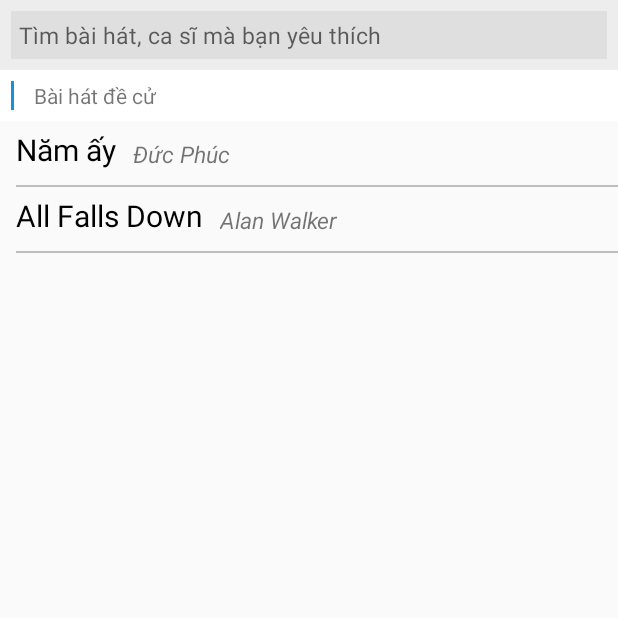
After one commit to kienhao127/LyricKaraokeTalk, an Android app: the SongListActivity screen opened directly, with no data from a screen before it, on a phone screen of 412 x 824 dp, the top half of it. The commit adds this screen. Run offline under Robolectric (Android 15) with nearby library versions, the phone set to English and light mode, and no system bars.

Commit message:
List song karaoke
List song karaoke

```diff
--- a/app/build.gradle
+++ b/app/build.gradle
@@ -25,4 +25,5 @@ dependencies {
     testImplementation 'junit:junit:4.12'
     androidTestImplementation 'com.android.support.test:runner:1.0.1'
     androidTestImplementation 'com.android.support.test.espresso:espresso-core:3.0.1'
+    compile 'com.android.support:recyclerview-v7:26.1.0'
 }
--- a/app/src/main/AndroidManifest.xml
+++ b/app/src/main/AndroidManifest.xml
@@ -16,6 +16,7 @@
                 <category android:name="android.intent.category.LAUNCHER" />
             </intent-filter>
         </activity>
+        <activity android:name=".SongListActivity"></activity>
     </application>
 
 </manifest>
--- /dev/null
+++ b/app/src/main/java/com/example/cpu11341_local/lyrickaraoketalk/SongListActivity.java
@@ -0,0 +1,47 @@
+package com.example.cpu11341_local.lyrickaraoketalk;
+
+import android.content.Intent;
+import android.support.v7.app.AppCompatActivity;
+import android.os.Bundle;
+import android.support.v7.widget.LinearLayoutManager;
+import android.support.v7.widget.RecyclerView;
+import android.view.View;
+
+import com.example.cpu11341_local.lyrickaraoketalk.adapter.SongListAdapter;
+import com.example.cpu11341_local.lyrickaraoketalk.model.Song;
+
+import java.util.ArrayList;
+
+public class SongListActivity extends AppCompatActivity {
+
+    RecyclerView songListRecyclerView;
+    SongListAdapter songListAdapter;
+    RecyclerView.LayoutManager layoutManager;
+    ArrayList<Song> songs;
+
+    protected void onCreate(Bundle savedInstanceState) {
+        super.onCreate(savedInstanceState);
+        setContentView(R.layout.activity_song_list);
+
+        songs = new ArrayList<>();
+        songs.add(new Song("Năm ấy", "Đức Phúc", R.raw.namay_ducphuc, R.raw.namay));
+        songs.add(new Song("All Falls Down", "Alan Walker", R.raw.allfallsdown_alanwalker, R.raw.allfallsdown));
+
+        songListRecyclerView = (RecyclerView) findViewById(R.id.songList);
+        layoutManager = new LinearLayoutManager(getApplicationContext());
+        songListRecyclerView.setLayoutManager(layoutManager);
+        songListAdapter = new SongListAdapter(songs);
+        songListRecyclerView.setAdapter(songListAdapter);
+
+        songListAdapter.SetOnItemClickListener(new SongListAdapter.OnItemClickListener() {
+            @Override
+            public void onItemClick(View view, int position) {
+                Intent intent = new Intent(getApplicationContext(), MainActivity.class);
+                intent.addFlags(Intent.FLAG_ACTIVITY_CLEAR_TOP);
+                intent.putExtra("mp3ID", songs.get(position - 2).getMp3ID());
+                intent.putExtra("lyricID", songs.get(position - 2).getLyricID());
+                startActivity(intent);
+            }
+        });
+    }
+}
--- /dev/null
+++ b/app/src/main/java/com/example/cpu11341_local/lyrickaraoketalk/adapter/SongListAdapter.java
@@ -0,0 +1,113 @@
+package com.example.cpu11341_local.lyrickaraoketalk.adapter;
+
+import android.support.v7.widget.RecyclerView;
+import android.view.LayoutInflater;
+import android.view.View;
+import android.view.ViewGroup;
+import android.widget.EditText;
+import android.widget.TextView;
+
+import com.example.cpu11341_local.lyrickaraoketalk.R;
+import com.example.cpu11341_local.lyrickaraoketalk.model.Song;
+
+import java.util.ArrayList;
+
+/**
+ * Created by CPU11341-local on 29-Dec-17.
+ */
+
+public class SongListAdapter extends RecyclerView.Adapter<RecyclerView.ViewHolder> {
+
+    private OnItemClickListener mItemClickListener;
+    ArrayList<Song> songs = new ArrayList<>();
+
+    public SongListAdapter(ArrayList<Song> songs) {
+        this.songs = songs;
+    }
+
+    public int getItemViewType(int position) {
+        return position;
+    }
+
+    @Override
+    public RecyclerView.ViewHolder onCreateViewHolder(ViewGroup parent, int viewType) {
+        switch (viewType) {
+            case 0:{
+                return new SearchBoxHolder(LayoutInflater.from(parent.getContext()).inflate(R.layout.search_box,parent,false));
+            }
+            case 1:{
+                return new TitleItemHolder(LayoutInflater.from(parent.getContext()).inflate(R.layout.title_item,parent,false));
+            }
+            default:{
+                return new SongItemHolder(LayoutInflater.from(parent.getContext()).inflate(R.layout.song_item,parent,false));
+            }
+        }
+    }
+
+    @Override
+    public void onBindViewHolder(final RecyclerView.ViewHolder holder, int position) {
+        switch (holder.getItemViewType()) {
+            case 0:
+                break;
+            case 1:
+                TitleItemHolder titleItemHolder = (TitleItemHolder) holder;
+                titleItemHolder.title.setText("Bài hát đề cử");
+                break;
+            default:
+                SongItemHolder songItemHolder = (SongItemHolder) holder;
+                songItemHolder.artistName.setText(songs.get(position - 2).getArtist());
+                songItemHolder.songName.setText(songs.get(position - 2).getName());
+                break;
+        }
+    }
+
+    public interface OnItemClickListener {
+        public void onItemClick(View view, int position);
+    }
+
+    public void SetOnItemClickListener(final SongListAdapter.OnItemClickListener mItemClickListener) {
+        this.mItemClickListener = mItemClickListener;
+    }
+
+    @Override
+    public int getItemCount() {
+        return songs.size() + 2;
+    }
+
+    public class SearchBoxHolder extends RecyclerView.ViewHolder {
+        EditText searchBox;
+
+        public SearchBoxHolder(View view){
+            super(view);
+            searchBox = (EditText) view.findViewById(R.id.searchBox);
+        }
+    }
+
+    public class TitleItemHolder extends RecyclerView.ViewHolder {
+        TextView title;
+
+        public TitleItemHolder(View view){
+            super(view);
+            title = (TextView) view.findViewById(R.id.titleItem);
+        }
+    }
+
+    public class SongItemHolder extends RecyclerView.ViewHolder {
+        TextView songName;
+        TextView artistName;
+
+        public SongItemHolder(View view){
+            super(view);
+            songName = (TextView) view.findViewById(R.id.songName);
+            artistName = (TextView) view.findViewById(R.id.artistName);
+            view.setOnClickListener(new View.OnClickListener() {
+                @Override
+                public void onClick(View v) {
+                    if (mItemClickListener != null) {
+                        mItemClickListener.onItemClick(v, getAdapterPosition());
+                    }
+                }
+            });
+        }
+    }
+}
--- /dev/null
+++ b/app/src/main/java/com/example/cpu11341_local/lyrickaraoketalk/model/Song.java
@@ -0,0 +1,51 @@
+package com.example.cpu11341_local.lyrickaraoketalk.model;
+
+/**
+ * Created by CPU11341-local on 29-Dec-17.
+ */
+
+public class Song {
+    String name;
+    String artist;
+    int mp3ID;
+    int lyricID;
+
+    public Song(String name, String artist, int mp3ID, int lyricID) {
+        this.name = name;
+        this.artist = artist;
+        this.mp3ID = mp3ID;
+        this.lyricID = lyricID;
+    }
+
+    public String getName() {
+        return name;
+    }
+
+    public void setName(String name) {
+        this.name = name;
+    }
+
+    public String getArtist() {
+        return artist;
+    }
+
+    public void setArtist(String artist) {
+        this.artist = artist;
+    }
+
+    public int getMp3ID() {
+        return mp3ID;
+    }
+
+    public void setMp3ID(int mp3ID) {
+        this.mp3ID = mp3ID;
+    }
+
+    public int getLyricID() {
+        return lyricID;
+    }
+
+    public void setLyricID(int lyricID) {
+        this.lyricID = lyricID;
+    }
+}
--- /dev/null
+++ b/app/src/main/res/drawable/border_title.xml
@@ -0,0 +1,14 @@
+<?xml version="1.0" encoding="utf-8"?>
+<layer-list xmlns:android="http://schemas.android.com/apk/res/android">
+<item>
+    <shape android:shape="rectangle">
+        <solid android:color="#FFF"/>
+        <stroke android:color="@color/colorPrimaryDark" android:width="3dp"/>
+    </shape>
+</item>
+<item android:left="2dp">
+    <shape android:shape="rectangle">
+        <solid android:color="#ffffff"/>
+    </shape>
+</item>
+</layer-list>
--- /dev/null
+++ b/app/src/main/res/layout/activity_song_list.xml
@@ -0,0 +1,14 @@
+<?xml version="1.0" encoding="utf-8"?>
+<RelativeLayout xmlns:android="http://schemas.android.com/apk/res/android"
+    xmlns:app="http://schemas.android.com/apk/res-auto"
+    xmlns:tools="http://schemas.android.com/tools"
+    android:layout_width="match_parent"
+    android:layout_height="match_parent"
+    tools:context="com.example.cpu11341_local.lyrickaraoketalk.SongListActivity">
+    <android.support.v7.widget.RecyclerView
+        android:id="@+id/songList"
+        android:layout_width="match_parent"
+        android:layout_height="match_parent"
+        android:layout_alignParentLeft="true"
+        android:layout_alignParentStart="true"/>
+</RelativeLayout>
--- /dev/null
+++ b/app/src/main/res/layout/search_box.xml
@@ -0,0 +1,16 @@
+<?xml version="1.0" encoding="utf-8"?>
+<RelativeLayout
+    xmlns:android="http://schemas.android.com/apk/res/android" android:layout_width="match_parent"
+    android:layout_height="wrap_content"
+    android:background="#ededed">
+    <EditText
+        android:id="@+id/searchBox"
+        android:layout_width="match_parent"
+        android:layout_height="wrap_content"
+        android:background="#dfdfdf"
+        android:textColor="#b9b9b9"
+        android:layout_margin="7dp"
+        android:padding="5dp"
+        android:hint="Tìm bài hát, ca sĩ mà bạn yêu thích"
+        android:textSize="15dp" />
+</RelativeLayout>
--- /dev/null
+++ b/app/src/main/res/layout/song_item.xml
@@ -0,0 +1,36 @@
+<?xml version="1.0" encoding="utf-8"?>
+<RelativeLayout
+    xmlns:android="http://schemas.android.com/apk/res/android" android:layout_width="match_parent"
+    android:layout_height="wrap_content"
+    android:paddingLeft="5dp"
+    android:paddingTop="5dp">
+    <TextView
+        android:id="@+id/songName"
+        android:layout_width="wrap_content"
+        android:layout_height="wrap_content"
+        android:layout_marginLeft="5dp"
+        android:text="Tên bài hát"
+        android:textColor="#000"
+        android:textSize="20dp" />
+
+    <TextView
+        android:id="@+id/artistName"
+        android:layout_width="wrap_content"
+        android:layout_height="wrap_content"
+        android:layout_above="@+id/view"
+        android:layout_marginLeft="11dp"
+        android:layout_marginStart="11dp"
+        android:layout_toEndOf="@+id/songName"
+        android:layout_toRightOf="@+id/songName"
+        android:text="tên ca sĩ"
+        android:textSize="15dp"
+        android:textStyle="italic" />
+    <View
+        android:layout_below="@id/songName"
+        android:layout_width="fill_parent"
+        android:layout_height="1dp"
+        android:background="#BDBDBD"
+        android:layout_marginLeft="5dp"
+        android:layout_marginTop="10dp"
+        android:id="@+id/view" />
+</RelativeLayout>
--- /dev/null
+++ b/app/src/main/res/layout/title_item.xml
@@ -0,0 +1,14 @@
+<?xml version="1.0" encoding="utf-8"?>
+<RelativeLayout
+    xmlns:android="http://schemas.android.com/apk/res/android" android:layout_width="match_parent"
+    android:layout_height="wrap_content"
+    android:background="#FFF">
+    <TextView
+        android:id="@+id/titleItem"
+        android:layout_width="wrap_content"
+        android:layout_height="wrap_content"
+        android:background="@drawable/border_title"
+        android:text="Ca khúc đề nghị"
+        android:layout_margin="7dp"
+        android:paddingLeft="15dp"/>
+</RelativeLayout>
--- a/app/src/main/res/values/colors.xml
+++ b/app/src/main/res/values/colors.xml
@@ -1,6 +1,6 @@
 <?xml version="1.0" encoding="utf-8"?>
 <resources>
-    <color name="colorPrimary">#3F51B5</color>
-    <color name="colorPrimaryDark">#303F9F</color>
+    <color name="colorPrimary">#1ba6fe</color>
+    <color name="colorPrimaryDark">#188fd9</color>
     <color name="colorAccent">#FF4081</color>
 </resources>
--- a/app/src/main/res/values/styles.xml
+++ b/app/src/main/res/values/styles.xml
@@ -1,11 +1,13 @@
 <resources>
 
     <!-- Base application theme. -->
-    <style name="AppTheme" parent="Theme.AppCompat.Light.DarkActionBar">
+    <style name="AppTheme" parent="Theme.AppCompat.Light.NoActionBar">
         <!-- Customize your theme here. -->
         <item name="colorPrimary">@color/colorPrimary</item>
         <item name="colorPrimaryDark">@color/colorPrimaryDark</item>
         <item name="colorAccent">@color/colorAccent</item>
     </style>
 
+    <style name="AppTheme.AppBarOverlay" parent="ThemeOverlay.AppCompat.Dark.ActionBar" />
+
 </resources>
```
Also changed, not shown: app/src/main/java/com/example/cpu11341_local/lyrickaraoketalk/MainActivity.java (+47 -8 lines), app/src/main/java/com/example/cpu11341_local/lyrickaraoketalk/myview/LyricView.java (+26 -2 lines), app/src/main/res/layout/activity_main.xml (+10 -2 lines), app/src/main/res/layout/toolbar_layout.xml (added, +17 -0 lines), app/src/main/res/drawable/background.jpg (added), 2 other files.
